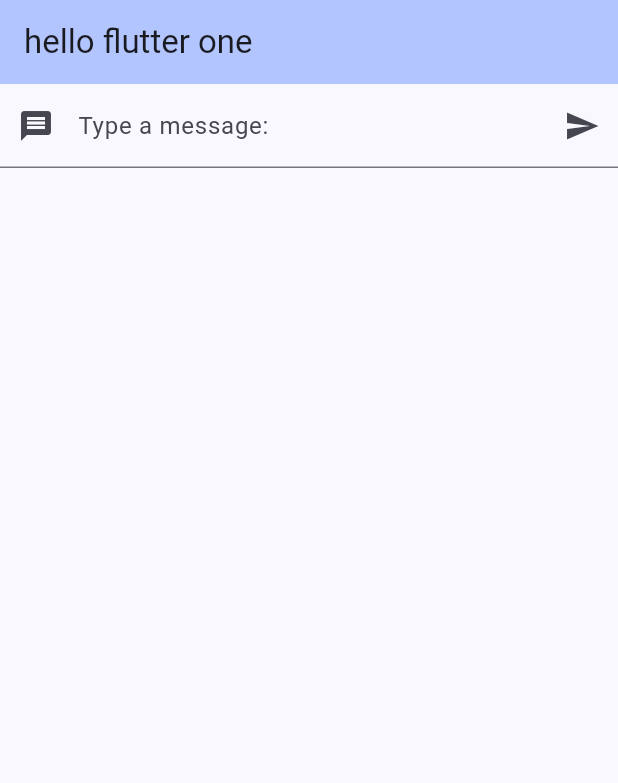
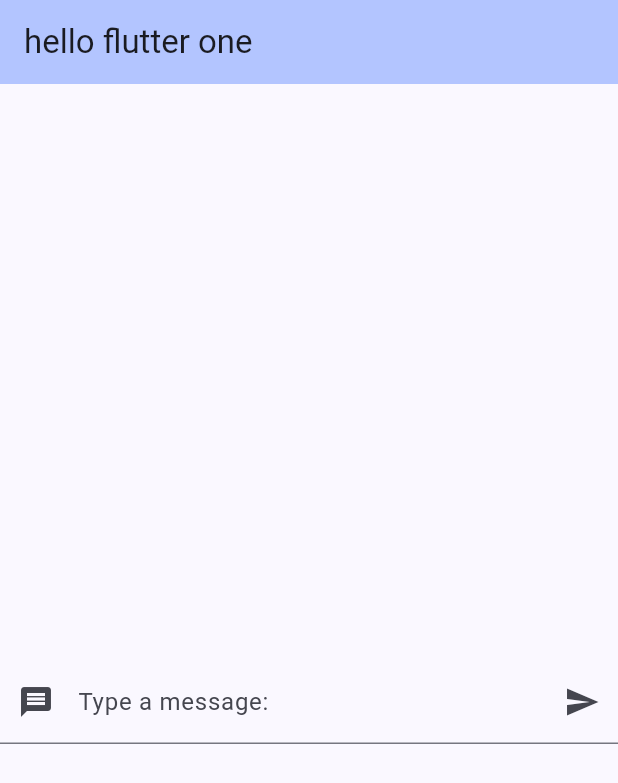
Before and after one commit to tokukiyu/proj_1, a Flutter app: the screen it shows after launch, on a phone screen of 412 x 824 dp. Shown: the top 783 px of the screen. Run offline on Flutter 3.47's test engine with Material 3 defaults, Android fonts, the phone set to English and light mode, and no system bars; missing offline and left inert: dart:ffi.

Commit message:
list view

```diff
--- a/lib/main.dart
+++ b/lib/main.dart
@@ -1,13 +1,32 @@
+import 'dart:ffi';
+
 import 'package:flutter/material.dart';
 
 void main() {
   runApp(const MyApp());
 }
 
+class Post {
+  String? body;
+  String? author;
+  int likes = 0;
+  bool userLiked = false;
+
+  Post(this.body, this.author);
+  int likePost() {
+    userLiked = !userLiked;
+    if (userLiked) {
+      likes += 1;
+    } else {
+      likes -= 1;
+    }
+    return likes;
+  }
+}
+
 class MyApp extends StatelessWidget {
-  const MyApp({super.key});
+  const MyApp({Key? key});
 
-  // This widget is the root of your application.
   @override
   Widget build(BuildContext context) {
     return MaterialApp(
@@ -24,7 +43,7 @@ class MyApp extends StatelessWidget {
 }
 
 class MyHomePage extends StatefulWidget {
-  const MyHomePage({super.key, required this.title});
+  const MyHomePage({Key? key, required this.title});
 
   final String title;
 
@@ -33,18 +52,11 @@ class MyHomePage extends StatefulWidget {
 }
 
 class _MyHomePageState extends State<MyHomePage> {
-  int _counter = 0;
-  String text = "";
+  List<Post> posts = [];
 
-  void _incrementCounter() {
+  void newPost(String text) {
     setState(() {
-      _counter++;
-    });
-  }
-
-  void changeText(String text) {
-    setState(() {
-      this.text = text;
+      posts.add(new Post(text, "author"));
     });
   }
 
@@ -55,7 +67,10 @@ class _MyHomePageState extends State<MyHomePage> {
         backgroundColor: Theme.of(context).colorScheme.inversePrimary,
         title: Text("hello flutter one"),
       ),
-      body: Column(children: [InputW(changeText), Text(text)]),
+      body: Column(children: [
+        Expanded(child: PostList(posts: posts)), // Pass posts as a parameter
+        Expanded(child: InputW(newPost)),
+      ]),
     );
   }
 }
@@ -94,6 +109,59 @@ class _InputWState extends State<InputW> {
           onPressed: click,
         ),
         labelText: "Type a message:",
-        ));
+      ),
+    );
   }
 }
+
+class PostList extends StatefulWidget {
+  final List<Post> posts;
+  const PostList({Key? key, required this.posts});
+
+  @override
+  State<PostList> createState() => _PostListState();
+}
+
+class _PostListState extends State<PostList> {
+  void like(Function callback) {
+    setState(() {
+      callback();
+    });
+  }
+
+  @override
+  Widget build(BuildContext context) {
+    return ListView.builder(
+      itemCount: widget.posts.length,
+      itemBuilder: (context, index) {
+        var post = widget.posts[index];
+        return Card(
+          child: Row(
+            children: <Widget>[
+              Expanded(
+                child: ListTile(
+                  title: Text(post.body!),
+                  subtitle: Text(post.author!),
+                ),
+              ),
+              Row(
+                children: <Widget>[
+                  Container(
+                      padding: EdgeInsets.fromLTRB(0, 0, 10, 0),
+                      child: Text(
+                        post.likes.toString(),
+                        style: const TextStyle(fontSize: 20),
+                      )),
+                  IconButton(
+                    onPressed: () => like(() => post.likePost()),
+                    icon: Icon(Icons.thumb_up),
+                  ),
+                ],
+              ),
+            ],
+          ),
+        );
+      },
+    );
+  }
+}
```
Lines whose indentation alone changed are shown as unchanged.
